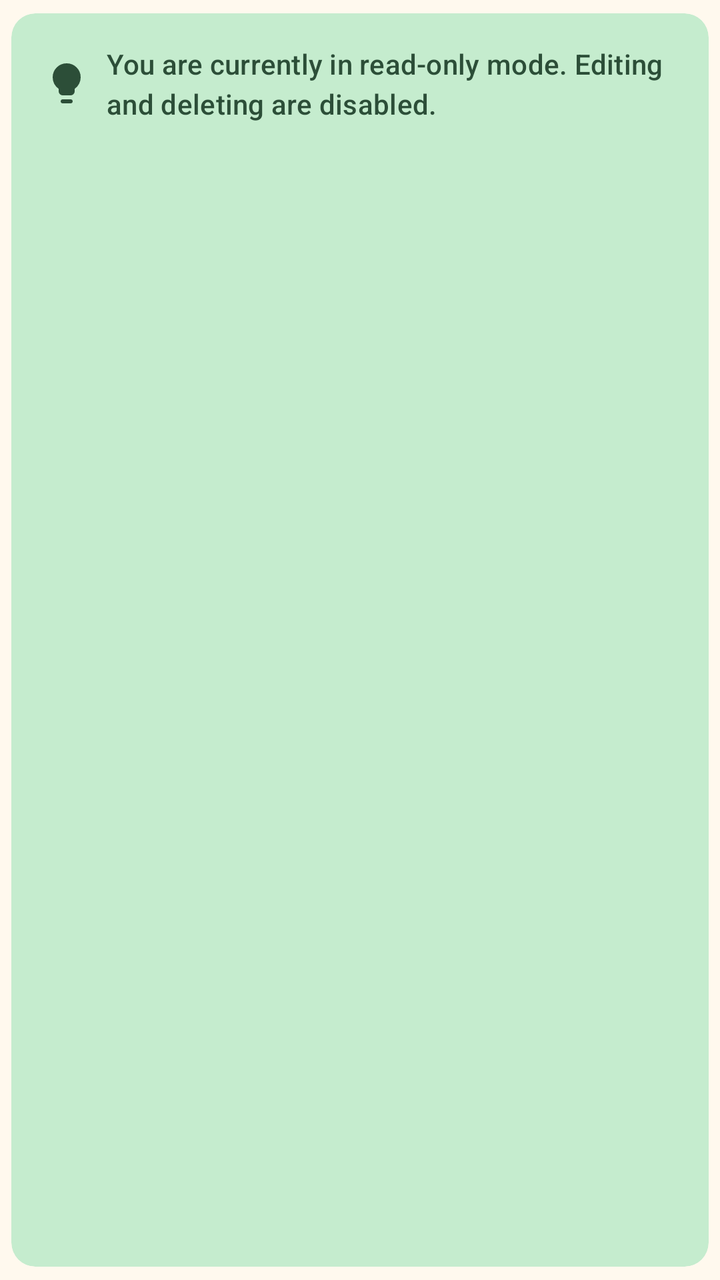
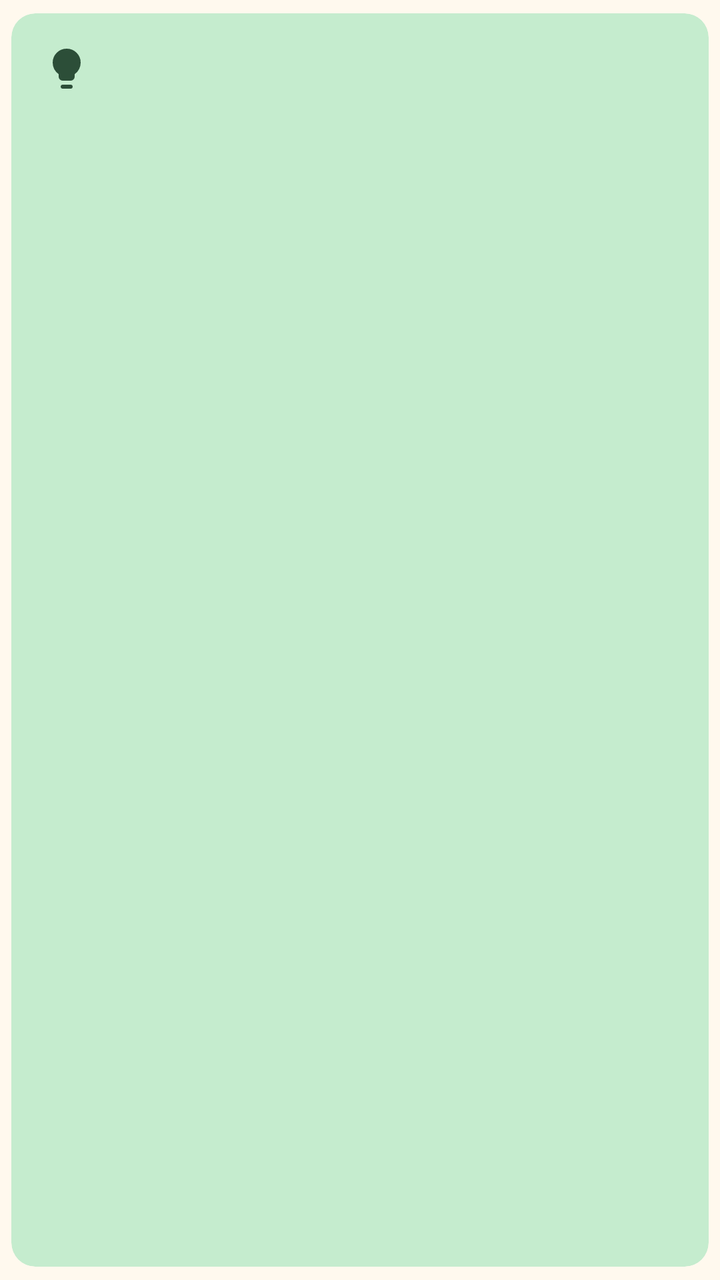

An Android layout rendered at two revisions. The XML below is the earlier revision; the diff shows what the commit changed to produce the second picture.
<!-- AndroidManifest.xml: application theme Theme.Faithfully -->
<!-- res/layout/item_notice.xml -->
<?xml version="1.0" encoding="utf-8"?>
<com.google.android.material.card.MaterialCardView xmlns:android="http://schemas.android.com/apk/res/android"
    xmlns:app="http://schemas.android.com/apk/res-auto"
    app:cardUseCompatPadding="true"
    android:clickable="true"
    android:focusable="true"
    style="@style/Widget.Material3.CardView.Filled"
    app:cardElevation="0dp"
    app:cardBackgroundColor="?attr/colorTertiaryContainer"
    android:layout_marginHorizontal="16dp"
    android:layout_width="match_parent"
    android:layout_height="wrap_content">

    <LinearLayout
        android:padding="16dp"
        android:gravity="center"
        android:orientation="horizontal"
        android:layout_width="match_parent"
        android:layout_height="wrap_content">

        <ImageView
            android:src="@drawable/ic_lightbulb"
            android:scaleType="centerCrop"
            android:layout_width="wrap_content"
            android:layout_height="wrap_content"
            android:layout_marginEnd="8dp"
            app:tint="?attr/colorOnTertiaryContainer" />

        <com.google.android.material.textview.MaterialTextView
            android:text="@string/notice_guest_mode_chapters"
            android:textColor="?attr/colorOnTertiaryContainer"
            android:textAppearance="?attr/textAppearanceTitleSmall"
            android:layout_width="match_parent"
            android:layout_height="wrap_content"/>
    </LinearLayout>
</com.google.android.material.card.MaterialCardView>
<!-- resources referenced by this layout -->
<resources>
  <!-- drawable ic_lightbulb (drawable) -->
  <vector xmlns:android="http://schemas.android.com/apk/res/android"
      android:width="24dp"
      android:height="24dp"
      android:viewportWidth="960"
      android:viewportHeight="960">
    <path
        android:pathData="M400,720q-33,0 -56.5,-23.5T320,640v-50q-57,-39 -88.5,-100T200,360q0,-117 81.5,-198.5T480,80q117,0 198.5,81.5T760,360q0,69 -31.5,129.5T640,590v50q0,33 -23.5,56.5T560,720L400,720ZM400,880q-17,0 -28.5,-11.5T360,840q0,-17 11.5,-28.5T400,800h160q17,0 28.5,11.5T600,840q0,17 -11.5,28.5T560,880L400,880Z"
        android:fillColor="#e3e3e3"/>
  </vector>
  <string name="notice_guest_mode_chapters">You are currently in read-only mode. Editing and deleting are disabled.</string>
  <color name="md_theme_primary">#6D5E0F</color>
  <color name="md_theme_onPrimary">#FFFFFF</color>
  <color name="md_theme_primaryContainer">#F8E287</color>
  <color name="md_theme_onPrimaryContainer">#534600</color>
  <color name="md_theme_secondary">#665E40</color>
  <color name="md_theme_onSecondary">#FFFFFF</color>
  <color name="md_theme_secondaryContainer">#EEE2BC</color>
  <color name="md_theme_onSecondaryContainer">#4E472A</color>
  <color name="md_theme_tertiary">#43664E</color>
  <color name="md_theme_onTertiary">#FFFFFF</color>
  <color name="md_theme_tertiaryContainer">#C5ECCE</color>
  <color name="md_theme_onTertiaryContainer">#2C4E38</color>
  <color name="md_theme_error">#BA1A1A</color>
  <color name="md_theme_onError">#FFFFFF</color>
  <color name="md_theme_errorContainer">#FFDAD6</color>
  <color name="md_theme_onErrorContainer">#93000A</color>
  <color name="md_theme_background">#FFF9EE</color>
  <color name="md_theme_onBackground">#1E1B13</color>
  <color name="md_theme_surface">#FFF9EE</color>
  <color name="md_theme_onSurface">#1E1B13</color>
  <color name="md_theme_surfaceVariant">#EAE2D0</color>
  <color name="md_theme_onSurfaceVariant">#4B4739</color>
  <color name="md_theme_outline">#7C7767</color>
  <color name="md_theme_outlineVariant">#CDC6B4</color>
  <color name="md_theme_inverseSurface">#333027</color>
  <color name="md_theme_inverseOnSurface">#F7F0E2</color>
  <color name="md_theme_inversePrimary">#DBC66E</color>
  <color name="md_theme_primaryFixed">#F8E287</color>
  <color name="md_theme_onPrimaryFixed">#221B00</color>
  <color name="md_theme_primaryFixedDim">#DBC66E</color>
  <color name="md_theme_onPrimaryFixedVariant">#534600</color>
  <color name="md_theme_secondaryFixed">#EEE2BC</color>
  <color name="md_theme_onSecondaryFixed">#211B04</color>
  <color name="md_theme_secondaryFixedDim">#D1C6A1</color>
  <color name="md_theme_onSecondaryFixedVariant">#4E472A</color>
  <color name="md_theme_tertiaryFixed">#C5ECCE</color>
  <color name="md_theme_onTertiaryFixed">#00210F</color>
  <color name="md_theme_tertiaryFixedDim">#A9D0B3</color>
  <color name="md_theme_onTertiaryFixedVariant">#2C4E38</color>
  <color name="md_theme_surfaceDim">#E0D9CC</color>
  <color name="md_theme_surfaceBright">#FFF9EE</color>
  <color name="md_theme_surfaceContainerLowest">#FFFFFF</color>
  <color name="md_theme_surfaceContainerLow">#FAF3E5</color>
  <color name="md_theme_surfaceContainer">#F4EDDF</color>
  <color name="md_theme_surfaceContainerHigh">#EEE8DA</color>
  <color name="md_theme_surfaceContainerHighest">#E8E2D4</color>
  <style name="Theme.Faithfully.AlertDialog" parent="ThemeOverlay.Material3.MaterialAlertDialog">
          <item name="backgroundTint">?attr/colorSurfaceContainerHigh</item>
          <item name="android:textColor">?attr/colorOnSurface</item>
          <item name="dialogCornerRadius">28dp</item>
          <item name="buttonBarPositiveButtonStyle">@style/Widget.Material3.Button.TextButton.Dialog</item>
          <item name="buttonBarNegativeButtonStyle">@style/Widget.Material3.Button.TextButton.Dialog</item>
          <item name="buttonBarNeutralButtonStyle">@style/Widget.Material3.Button.TextButton.Dialog.Flush</item>
      </style>
  <!-- unchanged entries left out for length: 1 -->
</resources>

<!-- the commit's change to res/layout/item_notice.xml (unified diff, before → after) -->
@@ -27,7 +27,7 @@
             app:tint="?attr/colorOnTertiaryContainer" />
 
         <com.google.android.material.textview.MaterialTextView
-            android:text="@string/notice_guest_mode_chapters"
+            android:id="@+id/tv_notice"
             android:textColor="?attr/colorOnTertiaryContainer"
             android:textAppearance="?attr/textAppearanceTitleSmall"
             android:layout_width="match_parent"
<!-- resource entries referenced after the edit -->
@@ -10,7 +10,6 @@
         android:pathData="M400,720q-33,0 -56.5,-23.5T320,640v-50q-57,-39 -88.5,-100T200,360q0,-117 81.5,-198.5T480,80q117,0 198.5,81.5T760,360q0,69 -31.5,129.5T640,590v50q0,33 -23.5,56.5T560,720L400,720ZM400,880q-17,0 -28.5,-11.5T360,840q0,-17 11.5,-28.5T400,800h160q17,0 28.5,11.5T600,840q0,17 -11.5,28.5T560,880L400,880Z"
         android:fillColor="#e3e3e3"/>
   </vector>
-  <string name="notice_guest_mode_chapters">You are currently in read-only mode. Editing and deleting are disabled.</string>
   <color name="md_theme_primary">#6D5E0F</color>
   <color name="md_theme_onPrimary">#FFFFFF</color>
   <color name="md_theme_primaryContainer">#F8E287</color>
